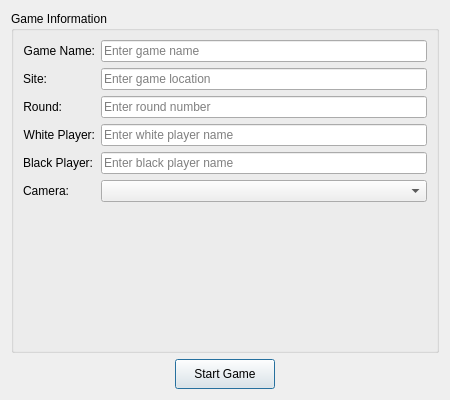
AlienWolfX/thesis-chess, file ui/newGame.ui: the form before one commit.
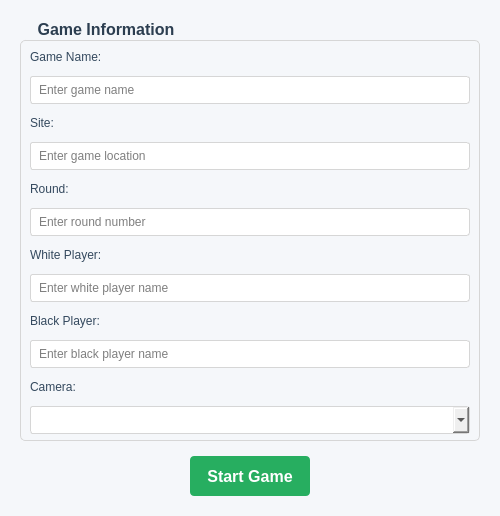
The form after the commit. Icons and pictures are not drawn.

What changed in the file:
```diff
--- a/ui/newGame.ui
+++ b/ui/newGame.ui
@@ -6,14 +6,14 @@
    <rect>
     <x>0</x>
     <y>0</y>
-    <width>450</width>
-    <height>400</height>
+    <width>500</width>
+    <height>516</height>
    </rect>
   </property>
   <property name="minimumSize">
    <size>
-    <width>400</width>
-    <height>350</height>
+    <width>450</width>
+    <height>400</height>
    </size>
   </property>
   <property name="windowTitle">
@@ -23,25 +23,81 @@
    <iconset>
     <normaloff>../img/app.ico</normaloff>../img/app.ico</iconset>
   </property>
+  <property name="styleSheet">
+   <string notr="true">QDialog { background-color: #f5f7fa; font-family: 'Segoe UI', Arial, sans-serif; }</string>
+  </property>
   <layout class="QVBoxLayout" name="verticalLayout">
+   <property name="spacing">
+    <number>15</number>
+   </property>
+   <property name="leftMargin">
+    <number>20</number>
+   </property>
+   <property name="topMargin">
+    <number>20</number>
+   </property>
+   <property name="rightMargin">
+    <number>20</number>
+   </property>
+   <property name="bottomMargin">
+    <number>20</number>
+   </property>
    <item>
     <widget class="QGroupBox" name="groupBox">
+     <property name="styleSheet">
+      <string notr="true">QGroupBox {
+    font-weight: bold;
+    font-size: 12pt;
+    color: #2c3e50;
+    border: 1px solid #d6d6d6;
+    border-radius: 5px;
+    margin-top: 20px;
+}
+QGroupBox::title {
+    subcontrol-origin: margin;
+    left: 10px;
+    padding: 0 5px;
+}</string>
+     </property>
      <property name="title">
       <string>Game Information</string>
      </property>
      <layout class="QFormLayout" name="formLayout">
+      <property name="rowWrapPolicy">
+       <enum>QFormLayout::WrapAllRows</enum>
+      </property>
+      <property name="horizontalSpacing">
+       <number>12</number>
+      </property>
+      <property name="verticalSpacing">
+       <number>12</number>
+      </property>
       <item row="0" column="0">
        <widget class="QLabel" name="label">
+        <property name="styleSheet">
+         <string notr="true">color: #34495e;</string>
+        </property>
         <property name="text">
          <string>Game Name:</string>
         </property>
-        <property name="alignment">
-         <set>Qt::AlignRight|Qt::AlignTrailing|Qt::AlignVCenter</set>
-        </property>
        </widget>
       </item>
       <item row="0" column="1">
        <widget class="QLineEdit" name="gameNameEdit">
+        <property name="styleSheet">
+         <string notr="true">
+          QLineEdit {
+            padding: 6px;
+            border: 1px solid #d6d6d6;
+            border-radius: 3px;
+            background-color:rgb(255, 255, 255);
+            color:rgb(0, 0, 0);
+          }
+          QLineEdit::placeholder {
+            color: #95a5a6;
+          }
+         </string>
+        </property>
         <property name="placeholderText">
          <string>Enter game name</string>
         </property>
@@ -49,16 +105,30 @@
       </item>
       <item row="1" column="0">
        <widget class="QLabel" name="label_4">
+        <property name="styleSheet">
+         <string notr="true">color: #34495e;</string>
+        </property>
         <property name="text">
          <string>Site:</string>
         </property>
-        <property name="alignment">
-         <set>Qt::AlignRight|Qt::AlignTrailing|Qt::AlignVCenter</set>
-        </property>
        </widget>
       </item>
       <item row="1" column="1">
        <widget class="QLineEdit" name="siteEdit">
+        <property name="styleSheet">
+         <string notr="true">
+          QLineEdit {
+            padding: 6px;
+            border: 1px solid #d6d6d6;
+            border-radius: 3px;
+            background-color:rgb(255, 255, 255);
+            color:rgb(0, 0, 0);
+          }
+          QLineEdit::placeholder {
+            color: #95a5a6;
+          }
+         </string>
+        </property>
         <property name="placeholderText">
          <string>Enter game location</string>
         </property>
@@ -66,16 +136,30 @@
       </item>
       <item row="2" column="0">
        <widget class="QLabel" name="label_5">
+        <property name="styleSheet">
+         <string notr="true">color: #34495e;</string>
+        </property>
         <property name="text">
          <string>Round:</string>
         </property>
-        <property name="alignment">
-         <set>Qt::AlignRight|Qt::AlignTrailing|Qt::AlignVCenter</set>
-        </property>
        </widget>
       </item>
       <item row="2" column="1">
        <widget class="QLineEdit" name="roundEdit">
+        <property name="styleSheet">
+         <string notr="true">
+          QLineEdit {
+            padding: 6px;
+            border: 1px solid #d6d6d6;
+            border-radius: 3px;
+            background-color:rgb(255, 255, 255);
+            color:rgb(0, 0, 0);
+          }
+          QLineEdit::placeholder {
+            color: #95a5a6;
+          }
+         </string>
+        </property>
         <property name="placeholderText">
          <string>Enter round number</string>
         </property>
@@ -83,16 +167,30 @@
       </item>
       <item row="3" column="0">
        <widget class="QLabel" name="label_2">
+        <property name="styleSheet">
+         <string notr="true">color: #34495e;</string>
+        </property>
         <property name="text">
          <string>White Player:</string>
         </property>
-        <property name="alignment">
-         <set>Qt::AlignRight|Qt::AlignTrailing|Qt::AlignVCenter</set>
-        </property>
        </widget>
       </item>
       <item row="3" column="1">
        <widget class="QLineEdit" name="whitePlayerEdit">
+        <property name="styleSheet">
+         <string notr="true">
+          QLineEdit {
+            padding: 6px;
+            border: 1px solid #d6d6d6;
+            border-radius: 3px;
+            background-color:rgb(255, 255, 255);
+            color:rgb(0, 0, 0);
+          }
+          QLineEdit::placeholder {
+            color: #95a5a6;
+          }
+         </string>
+        </property>
         <property name="placeholderText">
          <string>Enter white player name</string>
         </property>
@@ -100,16 +198,30 @@
       </item>
       <item row="4" column="0">
        <widget class="QLabel" name="label_3">
+        <property name="styleSheet">
+         <string notr="true">color: #34495e;</string>
+        </property>
         <property name="text">
          <string>Black Player:</string>
         </property>
-        <property name="alignment">
-         <set>Qt::AlignRight|Qt::AlignTrailing|Qt::AlignVCenter</set>
-        </property>
        </widget>
       </item>
       <item row="4" column="1">
        <widget class="QLineEdit" name="blackPlayerEdit">
+        <property name="styleSheet">
+         <string notr="true">
+          QLineEdit {
+            padding: 6px;
+            border: 1px solid #d6d6d6;
+            border-radius: 3px;
+            background-color:rgb(255, 255, 255);
+            color:rgb(0, 0, 0);
+          }
+          QLineEdit::placeholder {
+            color: #95a5a6;
+          }
+         </string>
+        </property>
         <property name="placeholderText">
          <string>Enter black player name</string>
         </property>
@@ -117,18 +229,22 @@
       </item>
       <item row="5" column="0">
        <widget class="QLabel" name="label_6">
+        <property name="styleSheet">
+         <string notr="true">color: #34495e;</string>
+        </property>
         <property name="text">
          <string>Camera:</string>
         </property>
-        <property name="alignment">
-         <set>Qt::AlignRight|Qt::AlignTrailing|Qt::AlignVCenter</set>
-        </property>
        </widget>
       </item>
       <item row="5" column="1">
        <widget class="QComboBox" name="cameraComboBox">
-        <property name="placeholderText" stdset="0">
-         <string>Select camera</string>
+        <property name="styleSheet">
+         <string notr="true">QComboBox {
+    padding: 6px;
+    border: 1px solid #d6d6d6;
+    border-radius: 3px;
+}</string>
         </property>
        </widget>
       </item>
@@ -137,6 +253,9 @@
    </item>
    <item>
     <layout class="QHBoxLayout" name="horizontalLayout">
+     <property name="spacing">
+      <number>0</number>
+     </property>
      <item>
       <spacer name="horizontalSpacer">
        <property name="orientation">
@@ -154,10 +273,26 @@
       <widget class="QPushButton" name="startButton">
        <property name="minimumSize">
         <size>
-         <width>100</width>
-         <height>30</height>
+         <width>120</width>
+         <height>40</height>
         </size>
        </property>
+       <property name="styleSheet">
+        <string notr="true">QPushButton {
+    background-color: #27ae60;
+    color: white;
+    border-radius: 4px;
+    padding: 8px 16px;
+    font-weight: bold;
+    font-size: 12pt;
+}
+QPushButton:hover {
+    background-color: #2ecc71;
+}
+QPushButton:disabled {
+    background-color: #95a5a6;
+}</string>
+       </property>
        <property name="text">
         <string>Start Game</string>
        </property>
```
